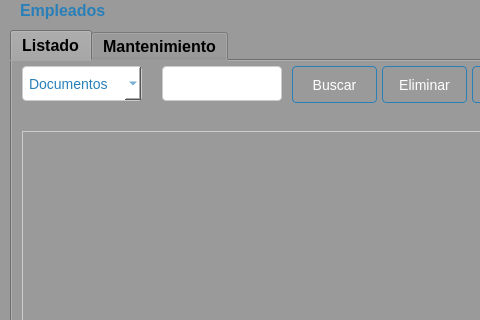
CodeDrTech/DevelopPython, file Sistema de ventas/ui/FrmEmpleado.ui: the form before one commit; both pictures show x 0 to 480 and y 0 to 320 of the 850 by 556 pixel window.
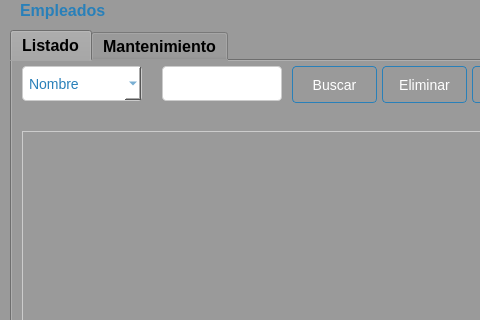
The form after the commit.

Patch:
```diff
--- a/Sistema de ventas/ui/FrmEmpleado.ui
+++ b/Sistema de ventas/ui/FrmEmpleado.ui
@@ -366,7 +366,7 @@
       </property>
       <item>
        <property name="text">
-        <string>Documentos</string>
+        <string>Nombre</string>
        </property>
       </item>
       <item>
```
Left out of the diff: 4 changed lines with no effect on the pictures.
